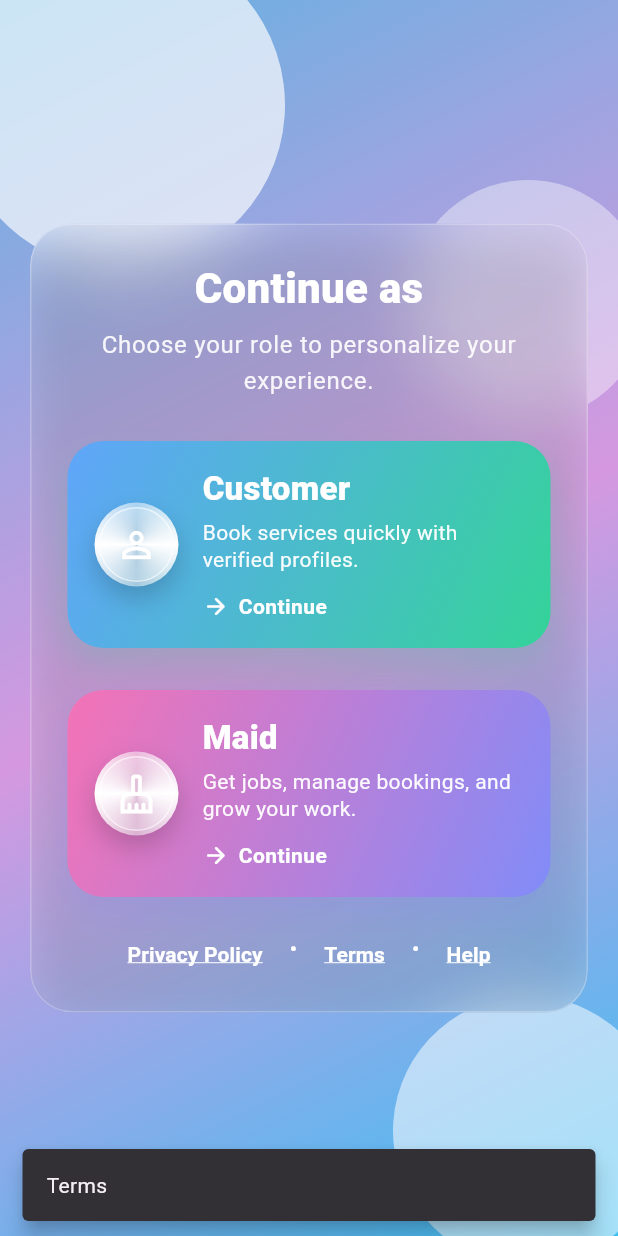
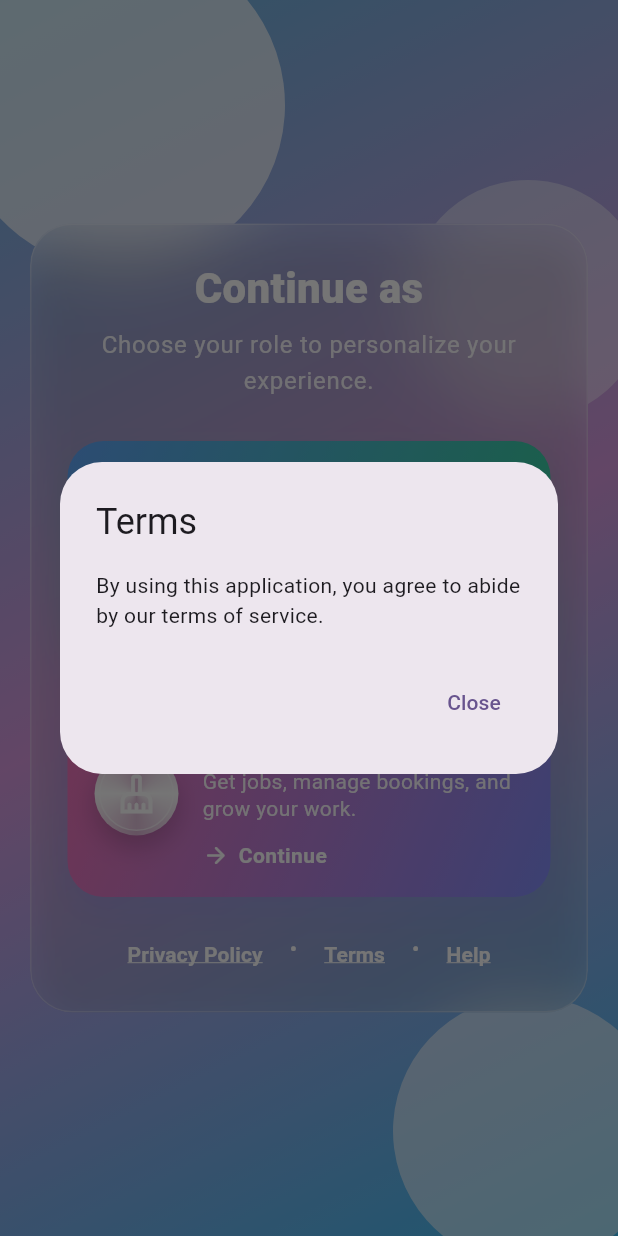
Before and after one commit to Vivek5kwt/bhk, a Flutter app: the screen it shows after launch, after a tap on "Terms", on a phone screen of 412 x 824 dp. Run offline on Flutter 3.47's test engine with Material 3 defaults, Android fonts, the light colour scheme and no system bars; our stand-ins replace bloc, firebase_auth, firebase_core, flutter_bloc, go_router, google_sign_in; missing offline and left inert: flutter_facebook_auth; accounts and stored records are empty.

Commit message:
Display legal info dialogs in walkthrough

```diff
--- a/lib/screens/walkthrough_screen.dart
+++ b/lib/screens/walkthrough_screen.dart
@@ -171,17 +171,17 @@ class _WalkthroughScreenState extends State<WalkthroughScreen>
                                   children: [
                                     _LinkText(
                                       label: 'Privacy Policy',
-                                      onTap: () => _maybeShowSnack(context, 'Privacy Policy'),
+                                      onTap: () => _showContent(context, 'Privacy Policy'),
                                     ),
                                     _Dot(),
                                     _LinkText(
                                       label: 'Terms',
-                                      onTap: () => _maybeShowSnack(context, 'Terms'),
+                                      onTap: () => _showContent(context, 'Terms'),
                                     ),
                                     _Dot(),
                                     _LinkText(
                                       label: 'Help',
-                                      onTap: () => _maybeShowSnack(context, 'Help & Support'),
+                                      onTap: () => _showContent(context, 'Help & Support'),
                                     ),
                                   ],
                                 ),
@@ -206,12 +206,28 @@ class _WalkthroughScreenState extends State<WalkthroughScreen>
     context.go('/login?role=$role');
   }
 
-  void _maybeShowSnack(BuildContext context, String msg) {
-    ScaffoldMessenger.of(context).showSnackBar(
-      SnackBar(
-        content: Text(msg),
-        behavior: SnackBarBehavior.floating,
-        duration: const Duration(seconds: 2),
+  static const Map<String, String> _infoContent = {
+    'Privacy Policy':
+        'We respect your privacy and ensure your data is handled securely.',
+    'Terms':
+        'By using this application, you agree to abide by our terms of service.',
+    'Help & Support':
+        'For assistance, please contact support@example.com.',
+  };
+
+  void _showContent(BuildContext context, String title) {
+    final text = _infoContent[title] ?? '';
+    showDialog(
+      context: context,
+      builder: (_) => AlertDialog(
+        title: Text(title),
+        content: SingleChildScrollView(child: Text(text)),
+        actions: [
+          TextButton(
+            onPressed: () => Navigator.of(context).pop(),
+            child: const Text('Close'),
+          ),
+        ],
       ),
     );
   }
```
